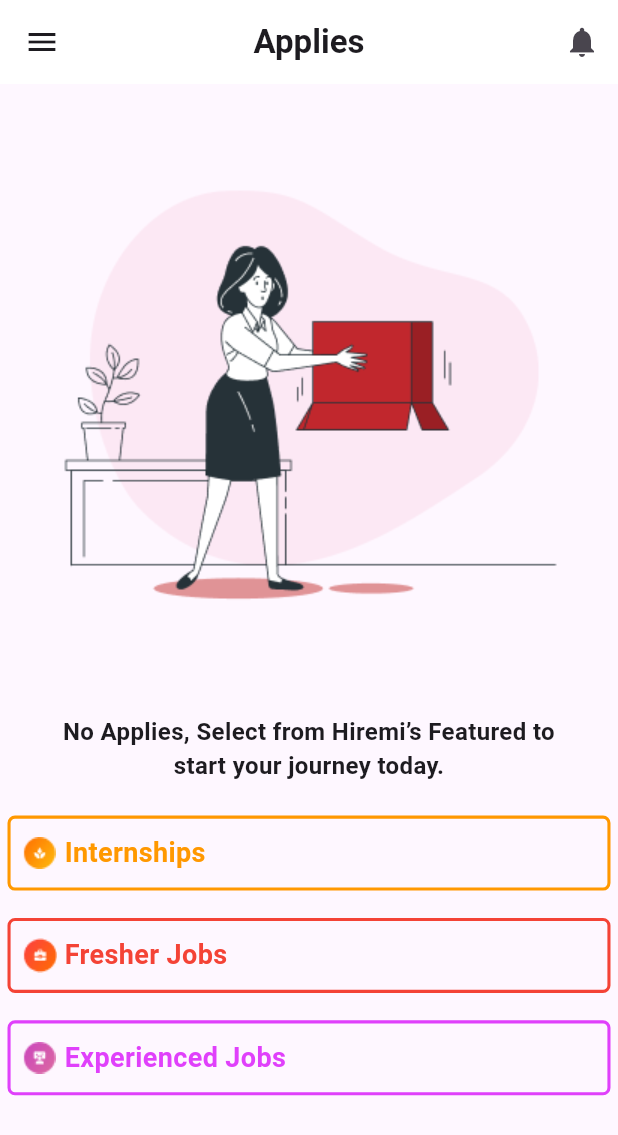
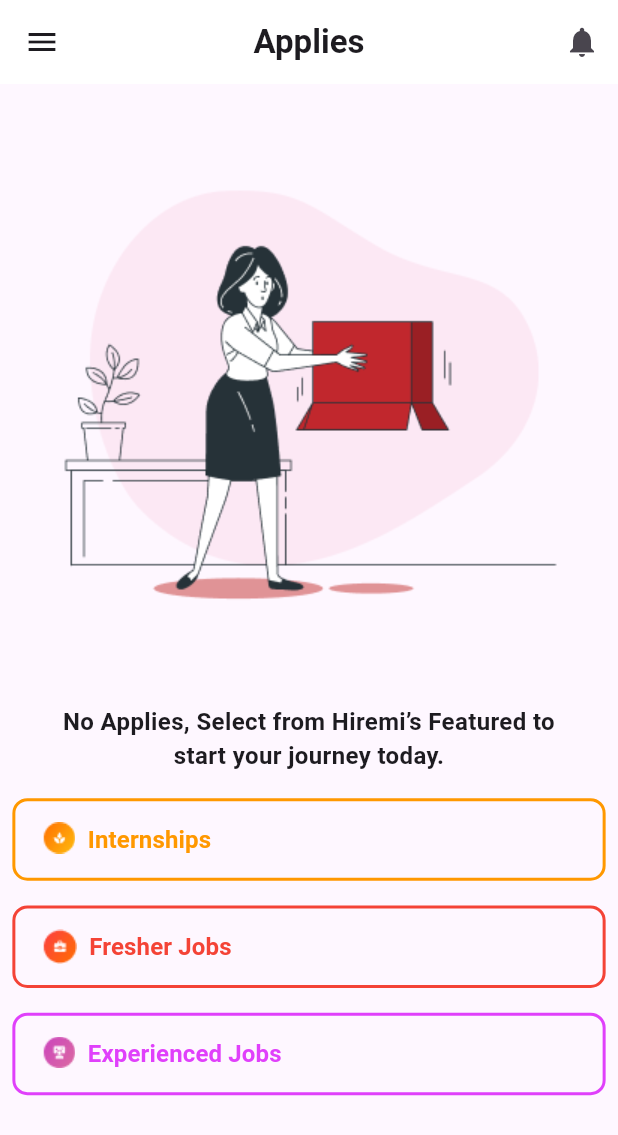
Before and after one commit to Lodhakhushi/CRTD_Hiremi, a Flutter app: the Applies screen opened directly, on a phone screen of 412 x 824 dp. Shown: the top 1135 px of the screen. Run offline on Flutter 3.47's test engine with Material 3 defaults, Android fonts, the phone set to English and light mode, and no system bars.

Commit message:
updated code

```diff
--- a/lib/screens/Applies.dart
+++ b/lib/screens/Applies.dart
@@ -1,7 +1,7 @@
 import 'package:flutter/material.dart';
 
 class Applies extends StatefulWidget {
-  const Applies({super.key});
+  const Applies({Key? key}) : super(key: key);
 
   @override
   State<Applies> createState() => _AppliesState();
@@ -38,7 +38,7 @@ class _AppliesState extends State<Applies> {
             ),
           ),
           SizedBox(
-            height: screenHeight * 0.01,
+            height: screenHeight * 0.002,
           ),
           Text(
             'No Applies, Select from Hiremi’s Featured to',
@@ -51,100 +51,130 @@ class _AppliesState extends State<Applies> {
             textAlign: TextAlign.center,
           ),
           SizedBox(
-            height: screenHeight * 0.02,
+            height: screenHeight * 0.01,
           ),
           Column(
             mainAxisAlignment: MainAxisAlignment.center,
             children: [
               Padding(
-                padding: const EdgeInsets.all(5.0),
-                child: Container(
-                  width: double.infinity,
-                  height: 50,
-                  decoration: BoxDecoration(
-                    borderRadius: BorderRadius.circular(5.0),
-                    border: Border.all(color: Colors.orange,width: screenWidth*0.005),
+                padding:  EdgeInsets.all(screenWidth*0.02),
+                child: TextButton(
+                  onPressed: () {
+                    // Handle button tap
+                  },
+                  style: ButtonStyle(
+                    shape: MaterialStateProperty.all<RoundedRectangleBorder>(
+                      RoundedRectangleBorder(
+                        borderRadius: BorderRadius.circular(10.0),
+                      ),
+                    ),
+                    side: MaterialStateProperty.all<BorderSide>(
+                      BorderSide(color: Colors.orange, width: 2),
+                    ),
+                    padding: MaterialStateProperty.all<EdgeInsets>(
+                      EdgeInsets.symmetric(vertical: 16, horizontal:20),
+                    ),
                   ),
-                  child: Stack(alignment: Alignment.centerLeft, children: [
-                    Padding(
-                      padding: const EdgeInsets.all(8.0),
-                      child: Image(
-                          image: AssetImage('assets/images/Group 170.png')),
-                    ),
-                    Positioned(
-                      left: 36.0, // Adjust position as needed
-                      child: Text('Internships',
-                          style: TextStyle(
-                              fontSize: 18.0,
-                              color: Colors.orange,
-                              fontWeight: FontWeight.bold)),
-                    ),
-                  ]),
+                  child: Row(
+                    mainAxisAlignment: MainAxisAlignment.start,
+                    crossAxisAlignment: CrossAxisAlignment.start,
+                    children: <Widget>[
+                      Image(image: AssetImage('assets/images/Group 170.png')),
+                      SizedBox(width: screenWidth*0.02,),
+                      Text(
+                        "Internships",
+                        style: TextStyle(
+                          color: Colors.orange,
+                          fontSize: 16.0,
+                          fontWeight: FontWeight.bold
+                        ),
+                      ),
+                    ],
+                  ),
                 ),
-              ),
-              SizedBox(
-                height: screenHeight * 0.01,
+
               ),
               Padding(
-                padding: const EdgeInsets.all(5.0),
-                child: Container(
-                  width: double.infinity,
-                  height: 50,
-                  decoration: BoxDecoration(
-                    borderRadius: BorderRadius.circular(5.0),
-                    border: Border.all(
-                        color: Colors.red, width: screenWidth*0.005),
+                padding:  EdgeInsets.all(screenWidth*0.02),
+                child: TextButton(
+                  onPressed: () {
+                    // Handle button tap
+                  },
+                  style: ButtonStyle(
+                    shape: MaterialStateProperty.all<RoundedRectangleBorder>(
+                      RoundedRectangleBorder(
+                        borderRadius: BorderRadius.circular(10.0),
+                      ),
+                    ),
+                    side: MaterialStateProperty.all<BorderSide>(
+                      BorderSide(color: Colors.red, width: 2),
+                    ),
+                    padding: MaterialStateProperty.all<EdgeInsets>(
+                      EdgeInsets.symmetric(vertical: 16, horizontal:20),
+                    ),
                   ),
-                  child: Stack(alignment: Alignment.centerLeft, children: [
-                    Padding(
-                      padding: const EdgeInsets.all(8.0),
-                      child: Image(
-                          image: AssetImage('assets/images/Group 170 (1).png')),
+                  child: Row(
+                    mainAxisAlignment: MainAxisAlignment.start,
+                    crossAxisAlignment: CrossAxisAlignment.start,
+                    children: <Widget>[
+                      Image(image: AssetImage('assets/images/Group 170 (1).png')),
+                      SizedBox(width: screenWidth*0.02,),
+                      Text(
+                        "Fresher Jobs",
+                        style: TextStyle(
+                            color: Colors.red,
+                            fontSize: 16.0,
+                            fontWeight: FontWeight.bold
+                        ),
+                      ),
+                    ],
+                  ),
+                ),
+
+              ),
+
+              Padding(
+                padding: EdgeInsets.all(screenWidth*0.02),
+                child: TextButton(
+                  onPressed: () {
+                    // Handle button tap
+                  },
+                  style: ButtonStyle(
+                    shape: MaterialStateProperty.all<RoundedRectangleBorder>(
+                      RoundedRectangleBorder(
+                        borderRadius: BorderRadius.circular(10.0),
+                      ),
                     ),
-                    Positioned(
-                      left: 36.0, // Adjust position as needed
-                      child: Text('Fresher Jobs',
-                          style: TextStyle(
-                              fontSize: 18.0,
-                              color: Colors.red,
-                              fontWeight: FontWeight.bold)),
+                    side: MaterialStateProperty.all<BorderSide>(
+                      BorderSide(color: Colors.purpleAccent, width: 2),
                     ),
-                  ]),
+                    padding: MaterialStateProperty.all<EdgeInsets>(
+                      EdgeInsets.symmetric(vertical: 16, horizontal:20),
+                    ),
+                  ),
+                  child: Row(
+                    mainAxisAlignment: MainAxisAlignment.start,
+                    crossAxisAlignment: CrossAxisAlignment.start,
+                    children: <Widget>[
+                      Image(image: AssetImage('assets/images/Group 170 (2).png')),
+                      SizedBox(width: screenWidth*0.02,),
+                      Text(
+                        "Experienced Jobs",
+                        style: TextStyle(
+                            color: Colors.purpleAccent,
+                            fontSize: 16.0,
+                            fontWeight: FontWeight.bold
+                        ),
+                      ),
+                    ],
+                  ),
                 ),
-              ),
-              SizedBox(
-                height: screenHeight * 0.01,
-              ),
-              Padding(
-                padding: const EdgeInsets.all(5.0),
-                child: Container(
-                  width: double.infinity,
-                  height: 50,
-                  decoration: BoxDecoration(
-                    borderRadius: BorderRadius.circular(5.0),
-                    border: Border.all(
-                        color: Colors.purpleAccent,
-                        width: screenWidth*0.005),
-                  ),
-                  child: Stack(alignment: Alignment.centerLeft, children: [
-                    Padding(
-                      padding: const EdgeInsets.all(8.0),
-                      child: Image(
-                          image: AssetImage('assets/images/Group 170 (2).png')),
-                    ),
-                    Positioned(
-                      left: 36.0, // Adjust position as needed
-                      child: Text('Experienced Jobs',
-                          style: TextStyle(
-                              fontSize: 18.0,
-                              color: Colors.purpleAccent,
-                              fontWeight: FontWeight.bold)),
-                    ),
-                  ]),
-                ),
-              ),
+
+              )
+
+
             ],
-          )
+          ),
         ],
       ),
     );
--- a/lib/screens/Experienced_Jobs.dart
+++ b/lib/screens/Experienced_Jobs.dart
@@ -34,7 +34,7 @@ class _Experienced_JobsState extends State<Experienced_Jobs> {
       body: Column(
         children: [
           Padding(
-            padding: const EdgeInsets.all(10.0),
+            padding: EdgeInsets.all(screenHeight*0.02),
             child: Image.asset('assets/images/Frame 110.png'),
           ),
           Image.asset('assets/images/Team work-bro.png'),
--- a/lib/widgets/new_navbar.dart
+++ b/lib/widgets/new_navbar.dart
@@ -1,5 +1,6 @@
 import 'package:flutter/material.dart';
 import 'package:hiremi/screens/Applies.dart';
+import 'package:hiremi/screens/Experienced_Jobs.dart';
 
 
 
@@ -22,8 +23,8 @@ class _NewNavbarState extends State<NewNavbar> {
   void initState() {
     super.initState();
     _pages = [
-      // HomeScreen(isVerified: widget.isV),
-       // const Applies(),
+       //Experienced_Jobs(),
+        //Applies(),
       // const QueriesScreen(),
       // const ProfileScreen(),
     ];
```
